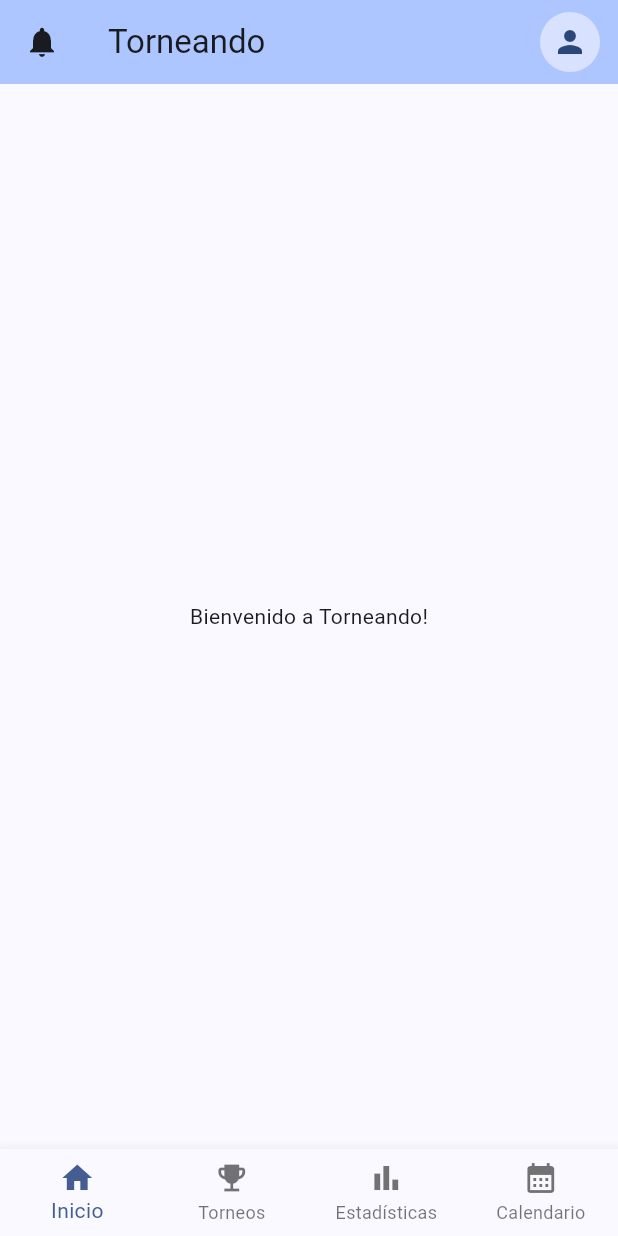
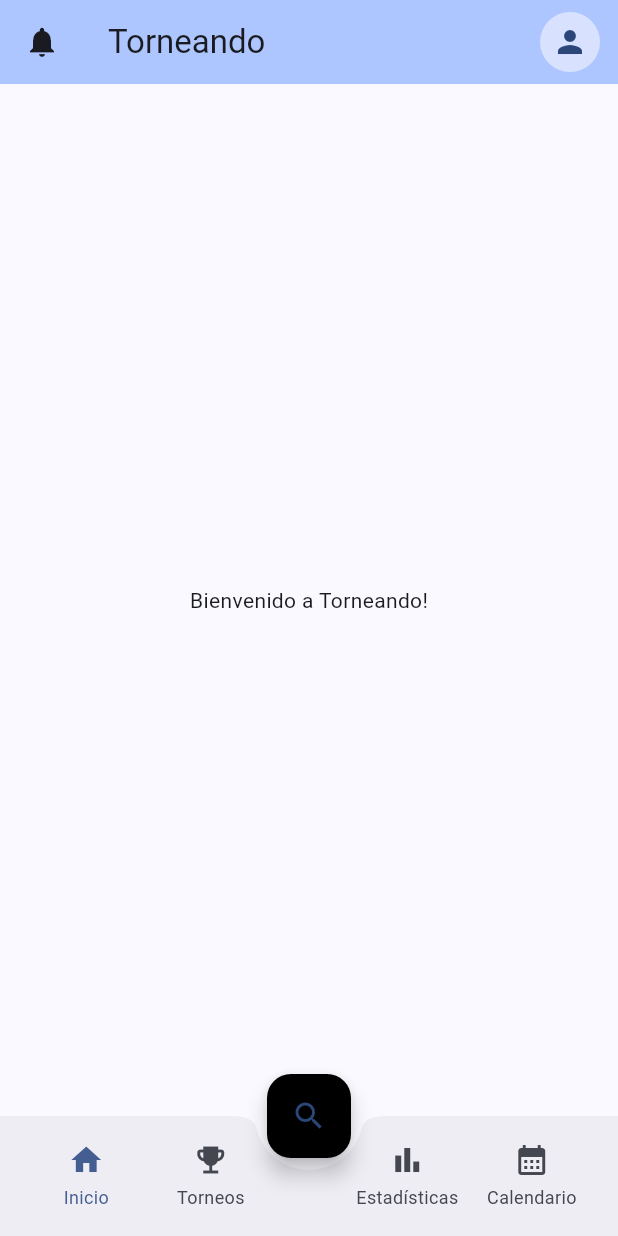
Before and after one commit to ajl784/AppTorneos, a Flutter app: the screen it shows after launch, on a phone screen of 412 x 824 dp. Run offline on Flutter 3.47's test engine with Material 3 defaults, Android fonts, the phone set to English and light mode, and no system bars.

Commit message:
Busqueda

```diff
--- /dev/null
+++ b/front/lib/busqueda_screen.dart
@@ -0,0 +1,17 @@
+import 'package:flutter/material.dart';
+
+class BusquedaScreen extends StatelessWidget {
+  const BusquedaScreen({super.key});
+
+  @override
+  Widget build(BuildContext context) {
+    return Scaffold(
+      appBar: AppBar(
+        title: const Text('Búsqueda'),
+      ),
+      body: const Center(
+        child: Text('Búsqueda'),
+      ),
+    );
+  }
+}
--- a/front/lib/main_shell.dart
+++ b/front/lib/main_shell.dart
@@ -1,6 +1,7 @@
 import 'package:flutter/material.dart';
 
 import 'auth_state.dart';
+import 'busqueda_screen.dart';
 import 'login_register_screen.dart';
 import 'perfil_screen.dart';
 
@@ -39,8 +40,18 @@ class _MainShellState extends State<MainShell> {
     );
   }
 
+  void _openSearch() {
+    Navigator.of(context).push(
+      MaterialPageRoute(builder: (context) => const BusquedaScreen()),
+    );
+  }
+
   @override
   Widget build(BuildContext context) {
+    final ColorScheme colors = Theme.of(context).colorScheme;
+    final Color selectedColor = colors.primary;
+    final Color unselectedColor = colors.onSurfaceVariant;
+
     return Scaffold(
       appBar: AppBar(
         backgroundColor: Theme.of(context).colorScheme.inversePrimary,
@@ -72,35 +83,99 @@ class _MainShellState extends State<MainShell> {
           const CalendarioTab(),
         ],
       ),
-      bottomNavigationBar: BottomNavigationBar(
-        type: BottomNavigationBarType.fixed,
-        currentIndex: _currentIndex,
-        onTap: (index) {
-          setState(() {
-            _currentIndex = index;
-          });
-        },
-        items: const [
-          BottomNavigationBarItem(
-            icon: Icon(Icons.home),
+      floatingActionButtonLocation: FloatingActionButtonLocation.centerDocked,
+      floatingActionButton: FloatingActionButton(
+        onPressed: _openSearch,
+        backgroundColor: Colors.black,
+        child: const Icon(Icons.search),
+      ),
+      bottomNavigationBar: BottomAppBar(
+        shape: const CircularNotchedRectangle(),
+        notchMargin: 8,
+        child: SizedBox(
+          height: 64,
+          child: Row(
+            mainAxisAlignment: MainAxisAlignment.spaceAround,
+            children: [
+              _NavItem(
                 label: 'Inicio',
+                icon: Icons.home,
+                isSelected: _currentIndex == 0,
+                selectedColor: selectedColor,
+                unselectedColor: unselectedColor,
+                onTap: () => setState(() => _currentIndex = 0),
               ),
-          BottomNavigationBarItem(
-            icon: Icon(Icons.emoji_events),
+              _NavItem(
                 label: 'Torneos',
+                icon: Icons.emoji_events,
+                isSelected: _currentIndex == 1,
+                selectedColor: selectedColor,
+                unselectedColor: unselectedColor,
+                onTap: () => setState(() => _currentIndex = 1),
               ),
-          BottomNavigationBarItem(
-            icon: Icon(Icons.bar_chart),
+              const SizedBox(width: 48),
+              _NavItem(
                 label: 'Estadísticas',
+                icon: Icons.bar_chart,
+                isSelected: _currentIndex == 2,
+                selectedColor: selectedColor,
+                unselectedColor: unselectedColor,
+                onTap: () => setState(() => _currentIndex = 2),
               ),
-          BottomNavigationBarItem(
-            icon: Icon(Icons.calendar_month),
+              _NavItem(
                 label: 'Calendario',
+                icon: Icons.calendar_month,
+                isSelected: _currentIndex == 3,
+                selectedColor: selectedColor,
+                unselectedColor: unselectedColor,
+                onTap: () => setState(() => _currentIndex = 3),
               ),
-
             ],
           ),
-      floatingActionButton: null,
+        ),
+      ),
+    );
+  }
+}
+
+class _NavItem extends StatelessWidget {
+  const _NavItem({
+    required this.label,
+    required this.icon,
+    required this.isSelected,
+    required this.selectedColor,
+    required this.unselectedColor,
+    required this.onTap,
+  });
+
+  final String label;
+  final IconData icon;
+  final bool isSelected;
+  final Color selectedColor;
+  final Color unselectedColor;
+  final VoidCallback onTap;
+
+  @override
+  Widget build(BuildContext context) {
+    final Color color = isSelected ? selectedColor : unselectedColor;
+
+    return Expanded(
+      child: InkWell(
+        onTap: onTap,
+        child: Column(
+          mainAxisAlignment: MainAxisAlignment.center,
+          children: [
+            Icon(icon, color: color),
+            const SizedBox(height: 4),
+            Text(
+              label,
+              maxLines: 1,
+              overflow: TextOverflow.ellipsis,
+              style: TextStyle(color: color, fontSize: 12),
+            ),
+          ],
+        ),
+      ),
     );
   }
 }
```
Lines whose indentation alone changed are shown as unchanged.
